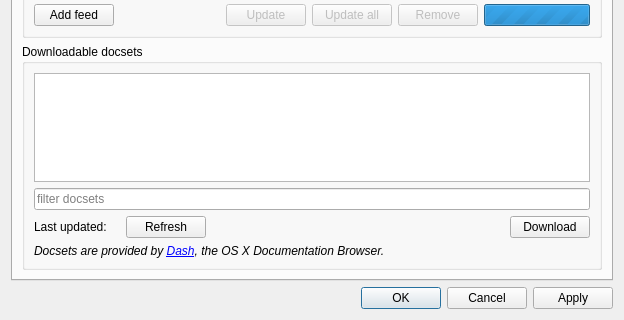
zealdocs/zeal, file src/ui/forms/settingsdialog.ui: the form before one commit; both pictures show x 0 to 624 and y 185 to 505 of the 624 by 505 pixel window.
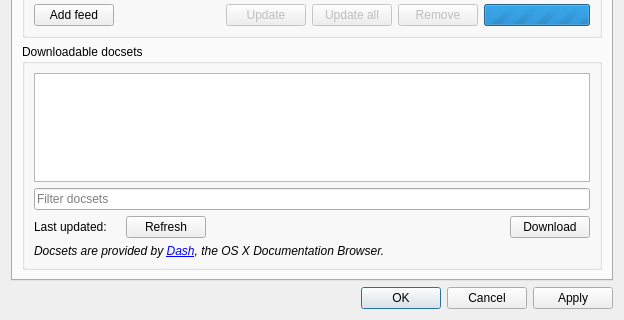
The form after the commit. The open tabs and pages were chosen to show the change. Custom widgets are drawn as their Qt base class.

Commit message: ui: Enable clear button in the available docset filter

Patch:
```diff
--- a/src/ui/forms/settingsdialog.ui
+++ b/src/ui/forms/settingsdialog.ui
@@ -468,7 +468,10 @@
           <item>
            <widget class="QLineEdit" name="docsetFilterInput">
             <property name="placeholderText">
-             <string>filter docsets</string>
+             <string>Filter docsets</string>
+            </property>
+            <property name="clearButtonEnabled">
+             <bool>true</bool>
             </property>
            </widget>
           </item>
```
